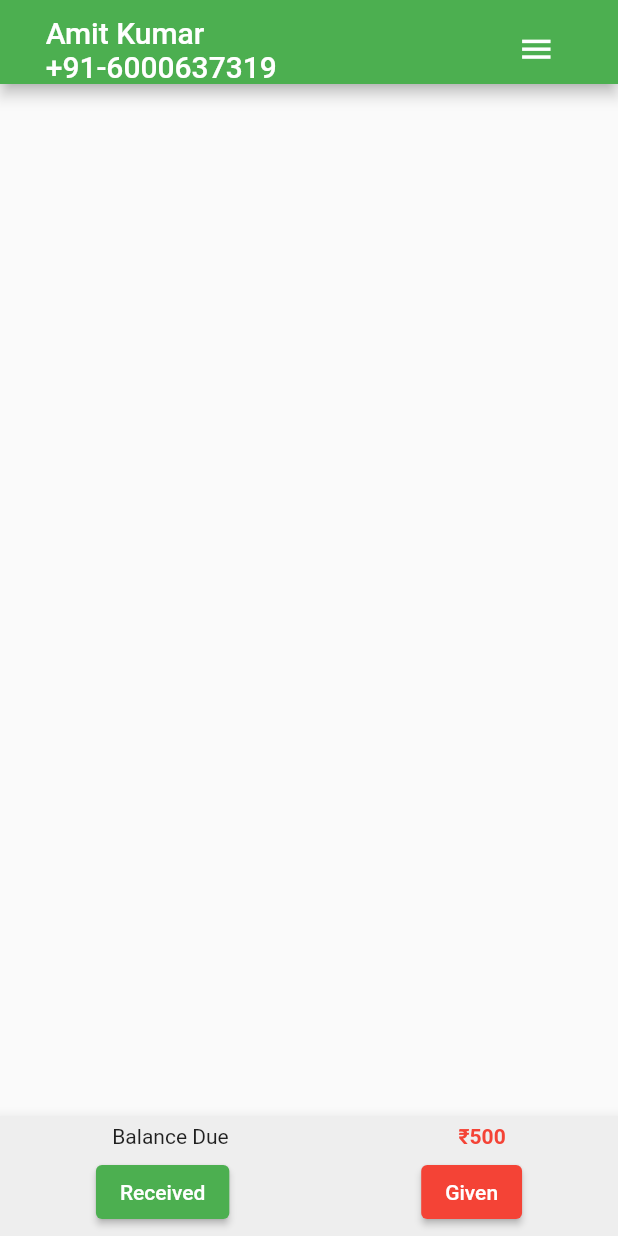
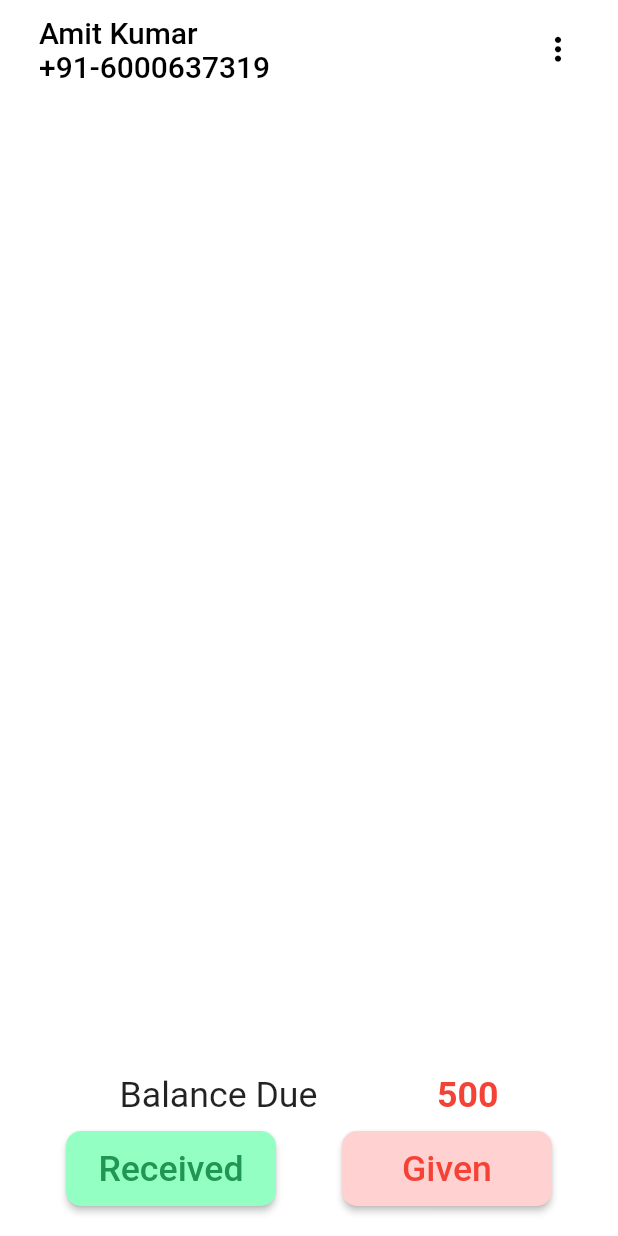
Before and after one commit to SRJ2910/Magic, a Flutter app: the screen it shows after launch, on a phone screen of 412 x 824 dp. Run offline on Flutter 3.47's test engine with Material 2 defaults, Android fonts, the phone set to English and light mode, and no system bars.

Commit message:
ui minor changes

```diff
--- a/lib/main.dart
+++ b/lib/main.dart
@@ -13,8 +13,9 @@ class MyApp extends StatelessWidget {
     return MaterialApp(
       title: 'Magic',
       theme: ThemeData(
-        primarySwatch: Colors.green,
-      ),
+          // primarySwatch: Colors.green,
+          primaryColor: Colors.black,
+          scaffoldBackgroundColor: Colors.white),
       home: payChat(),
     );
   }
--- a/lib/paymentChat.dart
+++ b/lib/paymentChat.dart
@@ -4,6 +4,7 @@ import 'dart:developer';
 
 import 'package:flutter/gestures.dart';
 import 'package:flutter/material.dart';
+import 'package:intl/intl.dart';
 
 class payChat extends StatefulWidget {
   payChat({Key? key}) : super(key: key);
@@ -14,6 +15,7 @@ class payChat extends StatefulWidget {
 
 class _payChatState extends State<payChat> {
   var MoneyList = [];
+
   TextEditingController value = TextEditingController();
 
   @override
@@ -21,24 +23,31 @@ class _payChatState extends State<payChat> {
     // print(i);
     return Scaffold(
       appBar: AppBar(
+        backgroundColor: Colors.white,
+        shadowColor: Colors.white,
+        elevation: 0,
         title: Padding(
-          padding: const EdgeInsets.only(top: 20, bottom: 10),
+          padding: const EdgeInsets.only(top: 20, bottom: 10, left: 10),
           child: Column(
             crossAxisAlignment: CrossAxisAlignment.start,
             children: [
               Row(
-                mainAxisAlignment: MainAxisAlignment.spaceEvenly,
+                mainAxisAlignment: MainAxisAlignment.spaceBetween,
                 children: [
-                  Text("Amit Kumar\n+91-6000637319"),
-                  const SizedBox(
-                    width: 120,
+                  Text(
+                    "Amit Kumar\n+91-6000637319",
+                    style: TextStyle(color: Colors.black),
                   ),
+                  // const SizedBox(
+                  //   width: 100,
+                  // ),
                   IconButton(
                       onPressed: () {},
                       splashRadius: 20,
                       icon: const Icon(
-                        Icons.menu,
+                        Icons.more_vert,
                         size: 25,
+                        color: Colors.black,
                       ))
                 ],
               ),
@@ -46,7 +55,9 @@ class _payChatState extends State<payChat> {
           ),
         ),
       ),
-      body: SingleChildScrollView(
+      body: Padding(
+        padding: const EdgeInsets.only(left: 12, right: 12),
+        child: SingleChildScrollView(
           reverse: true,
           child: ListView.builder(
             physics: BouncingScrollPhysics(),
@@ -54,94 +65,165 @@ class _payChatState extends State<payChat> {
             itemCount: MoneyList.length,
             itemBuilder: (BuildContext context, int index) {
               if (MoneyList[index][0] == "Red") {
-              return ListTile(
-                trailing: Card(
+                return Column(
+                  children: [
+                    Padding(
+                      padding: const EdgeInsets.only(top: 15, bottom: 15),
+                      child: Container(
+                        child: currentdate(),
+                      ),
+                    ),
+                    ListTile(
+                      trailing: Container(
+                        height: 50,
+                        width: 111,
+                        child: Card(
                           clipBehavior: Clip.hardEdge,
-                  shape: Border.all(color: Colors.black),
-                  elevation: 3,
+                          shape: RoundedRectangleBorder(
+                            side: BorderSide(color: Colors.black, width: 0.5),
+                            borderRadius: BorderRadius.circular(10.0),
+                          ),
+                          elevation: 0,
                           child: Padding(
                             padding: const EdgeInsets.all(8.0),
                             child: Text(
-                      "₹ " + MoneyList[index][1],
+                              MoneyList[index][1],
                               style: TextStyle(color: Colors.red, fontSize: 20),
+                              textAlign: TextAlign.center,
                             ),
                           ),
                         ),
+                      ),
+                    ),
+                  ],
                 );
               } else if (MoneyList[index][0] == "Green") {
-              return ListTile(
-                leading: Card(
+                return Column(
+                  children: [
+                    Padding(
+                      padding: const EdgeInsets.only(top: 15, bottom: 15),
+                      child: Container(
+                        child: currentdate(),
+                      ),
+                    ),
+                    ListTile(
+                      leading: Container(
+                        height: 50,
+                        width: 111,
+                        child: Card(
                           clipBehavior: Clip.hardEdge,
-                  shape: Border.all(color: Colors.black),
-                  elevation: 3,
+                          shape: RoundedRectangleBorder(
+                            side: BorderSide(color: Colors.black, width: 0.5),
+                            borderRadius: BorderRadius.circular(10.0),
+                          ),
+                          elevation: 0,
                           child: Padding(
                             padding: const EdgeInsets.all(8),
                             child: Text(
-                      "₹ " + MoneyList[index][1],
-                      style: TextStyle(color: Colors.green, fontSize: 20),
+                              MoneyList[index][1],
+                              style:
+                                  TextStyle(color: Colors.green, fontSize: 20),
+                              textAlign: TextAlign.center,
                             ),
                           ),
                         ),
+                      ),
+                    ),
+                  ],
                 );
               }
               return Text("");
             },
           ),
         ),
+      ),
       bottomNavigationBar: BottomAppBar(
+        elevation: 0,
         child: Container(
-          height: 80, //set your height here
-          width: double.maxFinite, //set your width here
+          height: 120,
+          width: double.maxFinite,
           decoration: BoxDecoration(
-            color: Colors.grey.shade200,
+            color: Colors.white,
           ),
+          child: SingleChildScrollView(
+            reverse: true,
+            padding: EdgeInsets.only(bottom: 20),
             child: Column(
               mainAxisSize: MainAxisSize.max,
               mainAxisAlignment: MainAxisAlignment.spaceEvenly,
               children: [
-              Row(
-                mainAxisAlignment: MainAxisAlignment.spaceAround,
+                Padding(
+                  padding: const EdgeInsets.only(bottom: 10),
+                  child: Row(
+                    mainAxisAlignment: MainAxisAlignment.spaceEvenly,
                     children: [
-                  Text("Balance Due"),
                       Text(
-                    " ₹500",
+                        "Balance Due",
+                        textScaleFactor: 1.7,
+                      ),
+                      Text(
+                        "500",
+                        textScaleFactor: 1.7,
                         style: TextStyle(
                             color: Colors.red, fontWeight: FontWeight.bold),
                       )
                     ],
                   ),
+                ),
                 Row(
-                mainAxisAlignment: MainAxisAlignment.spaceAround,
+                  mainAxisAlignment: MainAxisAlignment.spaceEvenly,
                   children: [
-                  ElevatedButton(
+                    Container(
+                      height: 50,
+                      width: 140,
+                      child: ElevatedButton(
                         onPressed: () {
                           modelOpen(context, "Green");
-                      // setState(() {
-                      //   MoneyList.add("Green");
-                      // });
-                      // print(MoneyList);
                         },
-                    child: Text("Received"),
+                        child: Text(
+                          "Received",
+                          style: TextStyle(
+                              color: Color.fromRGBO(32, 150, 82, 100)),
+                          textScaleFactor: 1.7,
+                        ),
                         style: ButtonStyle(
-                      backgroundColor: MaterialStateProperty.all(Colors.green),
+                          shape:
+                              MaterialStateProperty.all<RoundedRectangleBorder>(
+                                  RoundedRectangleBorder(
+                            borderRadius: BorderRadius.all(Radius.circular(10)),
+                          )),
+                          backgroundColor: MaterialStateProperty.all(
+                              Color.fromRGBO(148, 255, 194, 100)),
                         ),
                       ),
-                  ElevatedButton(
+                    ),
+                    Container(
+                      height: 50,
+                      width: 140,
+                      child: ElevatedButton(
                         onPressed: () {
                           modelOpen(context, "Red");
-                      // setState(() {
-                      //   MoneyList.add("Red");
-                      // });
-                      // print(MoneyList);
                         },
-                    child: Text("Given"),
+                        child: Text(
+                          "Given",
+                          style: TextStyle(color: Colors.red),
+                          textScaleFactor: 1.7,
+                        ),
                         style: ButtonStyle(
-                      backgroundColor: MaterialStateProperty.all(Colors.red),
+                          shape:
+                              MaterialStateProperty.all<RoundedRectangleBorder>(
+                                  RoundedRectangleBorder(
+                            borderRadius: BorderRadius.all(Radius.circular(10)),
+                          )),
+                          backgroundColor: MaterialStateProperty.all(
+                              Color.fromRGBO(255, 209, 209, 10)),
+                        ),
                       ),
                     ),
                   ],
                 )
               ],
+            ),
           ),
         ),
       ),
@@ -192,4 +274,13 @@ class _payChatState extends State<payChat> {
           );
         });
   }
+
+  currentdate() {
+    var dt = DateTime.now();
+    var datereq = DateFormat.MMMM().format(dt);
+    return Text(
+      dt.day.toString() + " " + datereq + ", " + dt.year.toString(),
+      style: TextStyle(color: Colors.black45),
+    );
   }
+}
--- a/pubspec.yaml
+++ b/pubspec.yaml
@@ -34,6 +34,7 @@ dependencies:
   # The following adds the Cupertino Icons font to your application.
   # Use with the CupertinoIcons class for iOS style icons.
   cupertino_icons: ^1.0.2
+  intl: ^0.17.0
 
 dev_dependencies:
   flutter_test:
```
Also changed, not shown: pubspec.lock. Lines whose indentation alone changed are shown as unchanged.
